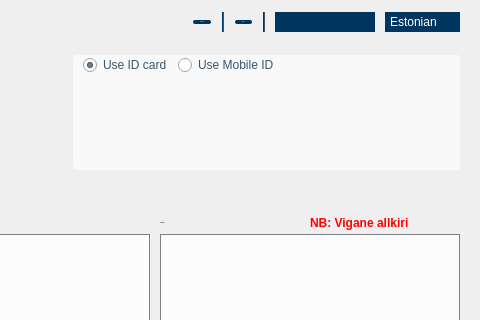
tixsys/esteid, file qdigidoc/trunk/client/ui/MainWindow.ui: the form before one commit; both pictures show x 170 to 650 and y 0 to 320 of the 650 by 540 pixel window.
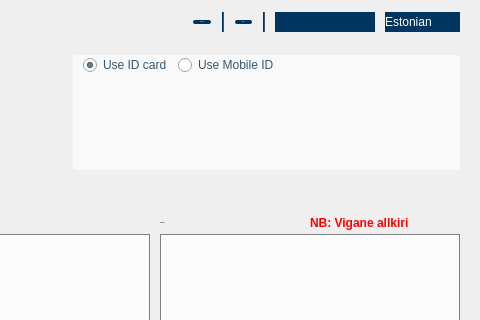
The form after the commit. The open tabs and pages were chosen to show the change. Icons and pictures are not drawn. Custom widgets are drawn as their Qt base class.

Commit message: qdigidoc: Possible language combobox fix

Diff of the .ui file:
```diff
--- a/qdigidoc/trunk/client/ui/MainWindow.ui
+++ b/qdigidoc/trunk/client/ui/MainWindow.ui
@@ -80,6 +80,7 @@
 {
 background-color: #00355F;
 border: 0px;
+margin-right: 0px;
 color: white;
 }
 
```
Left out of the diff: 4 changed lines with no effect on the pictures. The commit also changes 1 other file.
